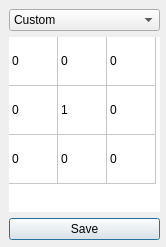
This is forms/Filter2D.ui in hmkum/opencvdemo-gui as Qt 5 draws it before an edit. The edited form follows.
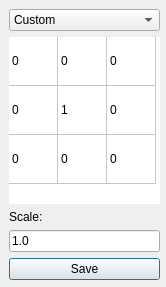
This is the edited form.

Commit message: Adding kernel scale factor

Diff of the .ui file:
```diff
--- a/forms/Filter2D.ui
+++ b/forms/Filter2D.ui
@@ -7,7 +7,7 @@
     <x>0</x>
     <y>0</y>
     <width>166</width>
-    <height>247</height>
+    <height>287</height>
    </rect>
   </property>
   <property name="windowTitle">
@@ -19,7 +19,7 @@
      <x>9</x>
      <y>9</y>
      <width>151</width>
-     <height>231</height>
+     <height>271</height>
     </rect>
    </property>
    <layout class="QVBoxLayout" name="verticalLayout">
@@ -190,6 +190,20 @@
       </item>
      </widget>
     </item>
+    <item>
+     <widget class="QLabel" name="label">
+      <property name="text">
+       <string>Scale:</string>
+      </property>
+     </widget>
+    </item>
+    <item>
+     <widget class="QLineEdit" name="tbScale">
+      <property name="text">
+       <string>1.0</string>
+      </property>
+     </widget>
+    </item>
     <item>
      <widget class="QPushButton" name="btnSave">
       <property name="text">
```
The commit also changes 2 other files.
